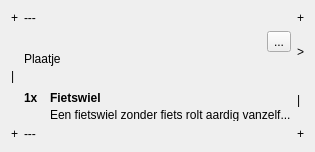
Old version of the form src/view/ListViewItemTooltip.ui in the repository the-butterfly-effect/tbe.
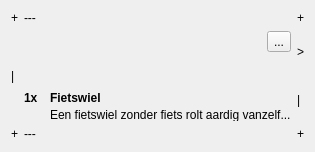
New version of the form. Custom widgets are drawn as their Qt base class.

Commit message: Make clicking the object work...

What changed in the file:
```diff
--- a/src/view/ListViewItemTooltip.ui
+++ b/src/view/ListViewItemTooltip.ui
@@ -71,7 +71,7 @@
         <enum>QLayout::SetMinimumSize</enum>
        </property>
        <item>
-        <widget class="QLabel" name="labelObjectImage">
+        <widget class="QPushButton" name="buttonObjectImage">
          <property name="sizePolicy">
           <sizepolicy hsizetype="Minimum" vsizetype="Minimum">
            <horstretch>0</horstretch>
@@ -79,7 +79,13 @@
           </sizepolicy>
          </property>
          <property name="text">
-          <string>Plaatje</string>
+          <string notr="true"/>
+         </property>
+         <property name="shortcut">
+          <string notr="true"/>
+         </property>
+         <property name="flat">
+          <bool>true</bool>
          </property>
         </widget>
        </item>
```
The commit also changes 2 other files.
